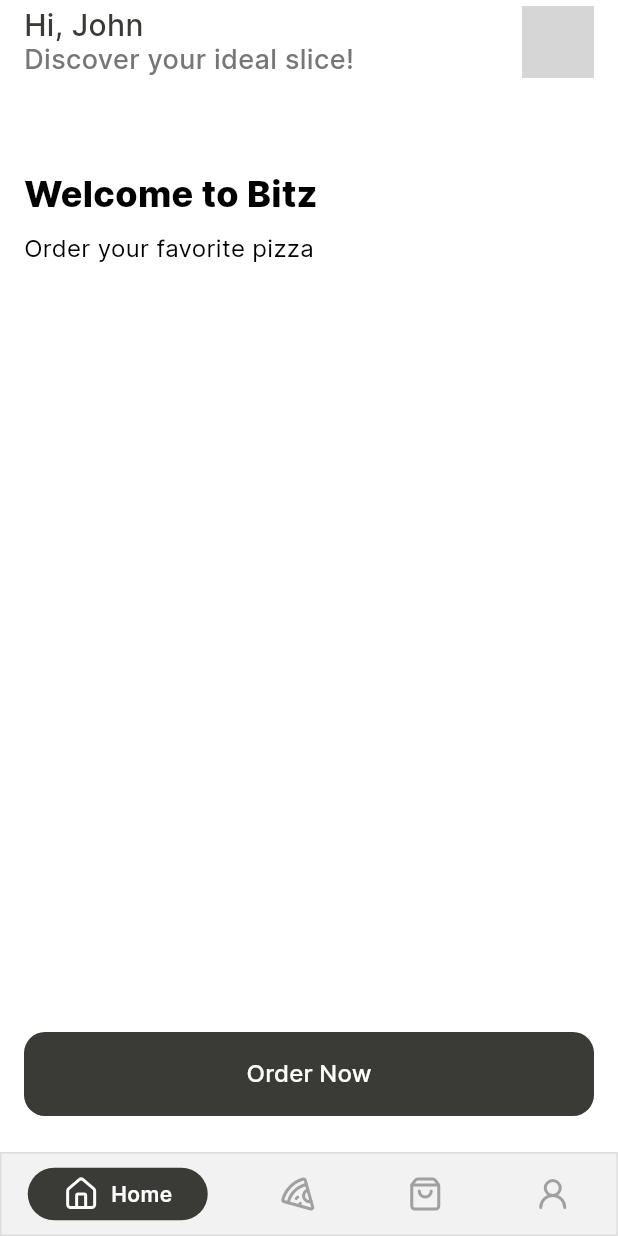
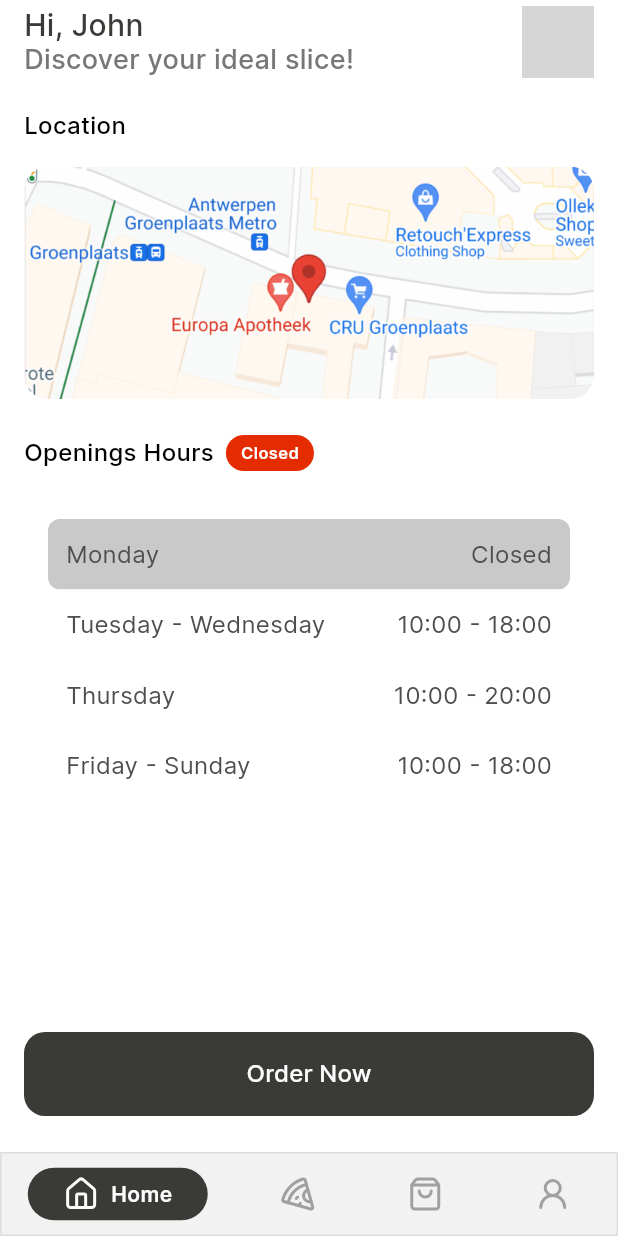
Before and after one commit to Jinlei2000/pizza-ar-flutter-2023, a Flutter app: the screen it shows after launch, on a phone screen of 412 x 824 dp. Run offline on Flutter 3.47's test engine with Material 3 defaults, Android fonts, the light colour scheme and no system bars; drawn by our look-alikes of persistent_bottom_nav_bar; our stand-ins replace flutter_svg, lucide_icons; network calls fail; grey boxes are pictures that could not be loaded.

Commit message:
feat: added openings hours

```diff
--- a/lib/screens/tabs/home.dart
+++ b/lib/screens/tabs/home.dart
@@ -76,23 +76,118 @@ class HomePage extends StatelessWidget {
 
   Container _body() {
     return Container(
-      padding: const EdgeInsets.all(16),
-      child: const Column(
+      padding: const EdgeInsets.only(left: 16, right: 16, top: 16),
+      child: Column(
         crossAxisAlignment: CrossAxisAlignment.start,
         children: [
-          SizedBox(height: 40),
+          // Location
+          Column(
+            crossAxisAlignment: CrossAxisAlignment.start,
+            children: [
+              const Text(
+                'Location',
+                style: TextStyle(
+                  fontSize: 16,
+                  fontWeight: FontWeight.w500,
+                ),
+              ),
+              const SizedBox(height: 16),
+              Container(
+                height: 155,
+                width: double.infinity,
+                decoration: BoxDecoration(
+                  borderRadius: BorderRadius.circular(16),
+                  image: const DecorationImage(
+                    image: AssetImage('assets/images/map.png'),
+                    fit: BoxFit.cover,
+                  ),
+                ),
+              ),
+            ],
+          ),
+          const SizedBox(height: 24),
+          // Openings Hours
+          Column(
+            crossAxisAlignment: CrossAxisAlignment.start,
+            children: [
+              Row(
+                children: [
+                  const Text(
+                    'Openings Hours',
+                    style: TextStyle(
+                      fontSize: 16,
+                      fontWeight: FontWeight.w500,
+                    ),
+                  ),
+                  const SizedBox(width: 8),
+                  Container(
+                    padding:
+                        const EdgeInsets.symmetric(horizontal: 10, vertical: 4),
+                    decoration: BoxDecoration(
+                      color: MyColors.red,
+                      borderRadius: BorderRadius.circular(16),
+                    ),
+                    child: const Text(
+                      'Closed',
+                      style: TextStyle(
+                        fontSize: 11,
+                        fontWeight: FontWeight.w600,
+                        color: MyColors.tagText,
+                      ),
+                    ),
+                  ),
+                ],
+              ),
+              const SizedBox(height: 16),
+              _cardWithDays(),
+            ],
+          ),
+        ],
+      ),
+    );
+  }
+
+  Container _cardWithDays() {
+    return Container(
+      padding: const EdgeInsets.all(16),
+      decoration: BoxDecoration(
+        color: MyColors.cardBackground,
+        borderRadius: BorderRadius.circular(16),
+      ),
+      child: Column(
+        children: [
+          _dayContainer('Monday', 'Closed', isActive: true),
+          _dayContainer('Tuesday - Wednesday', '10:00 - 18:00'),
+          _dayContainer('Thursday', '10:00 - 20:00'),
+          _dayContainer('Friday - Sunday', '10:00 - 18:00'),
+        ],
+      ),
+    );
+  }
+
+  Container _dayContainer(String day, String status, {bool isActive = false}) {
+    return Container(
+      padding: const EdgeInsets.all(12),
+      decoration: BoxDecoration(
+        color: isActive ? MyColors.cardSelectedDate : MyColors.cardBackground,
+        borderRadius: BorderRadius.circular(8),
+      ),
+      child: Row(
+        mainAxisAlignment: MainAxisAlignment.spaceBetween,
+        children: [
           Text(
-            'Welcome to Bitz',
-            style: TextStyle(
-              fontSize: 24,
-              fontWeight: FontWeight.w800,
+            day,
+            style: const TextStyle(
+              fontSize: 16,
+              color: MyColors.cardText,
+              fontWeight: FontWeight.w400,
             ),
           ),
-          SizedBox(height: 8),
           Text(
-            'Order your favorite pizza',
-            style: TextStyle(
+            status,
+            style: const TextStyle(
               fontSize: 16,
+              color: MyColors.cardText,
               fontWeight: FontWeight.w400,
             ),
           ),
--- a/lib/utils/colors.dart
+++ b/lib/utils/colors.dart
@@ -35,4 +35,13 @@ class MyColors {
   // Text Colors
   static const Color textPrimary = gray900;
   static const Color textSecondary = gray700;
+
+  // Tag Colors
+  static const Color tagText = gray100;
+
+  // Card Colors
+  static const Color cardBackground = Colors.white;
+  static const Color cardBorder = gray200;
+  static const Color cardSelectedDate = gray300;
+  static const Color cardText = gray850;
 }
```
Also changed, not shown: assets/images/ingredients/cheddar.png (renamed from assets/images/cheddar.png), assets/images/ingredients/mozzarella.png (renamed from assets/images/mozzarella.png), assets/images/ingredients/mushroom.png (renamed from assets/images/mushroom.png), assets/images/ingredients/olive.png (renamed from assets/images/olive.png), assets/images/map.png (added), 7 other files.
